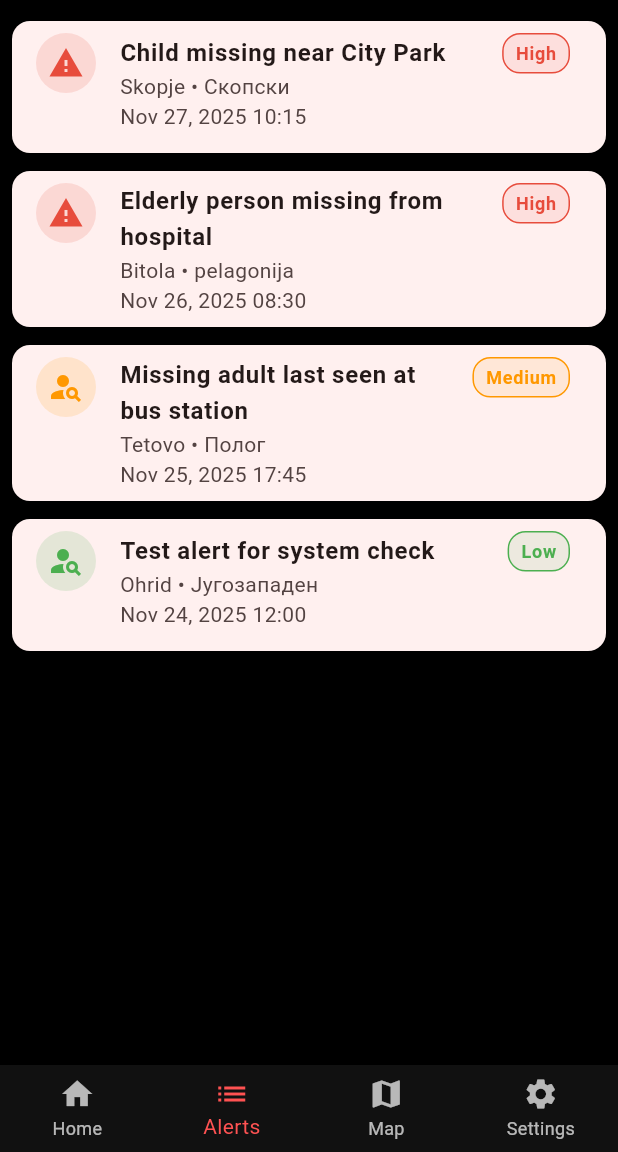
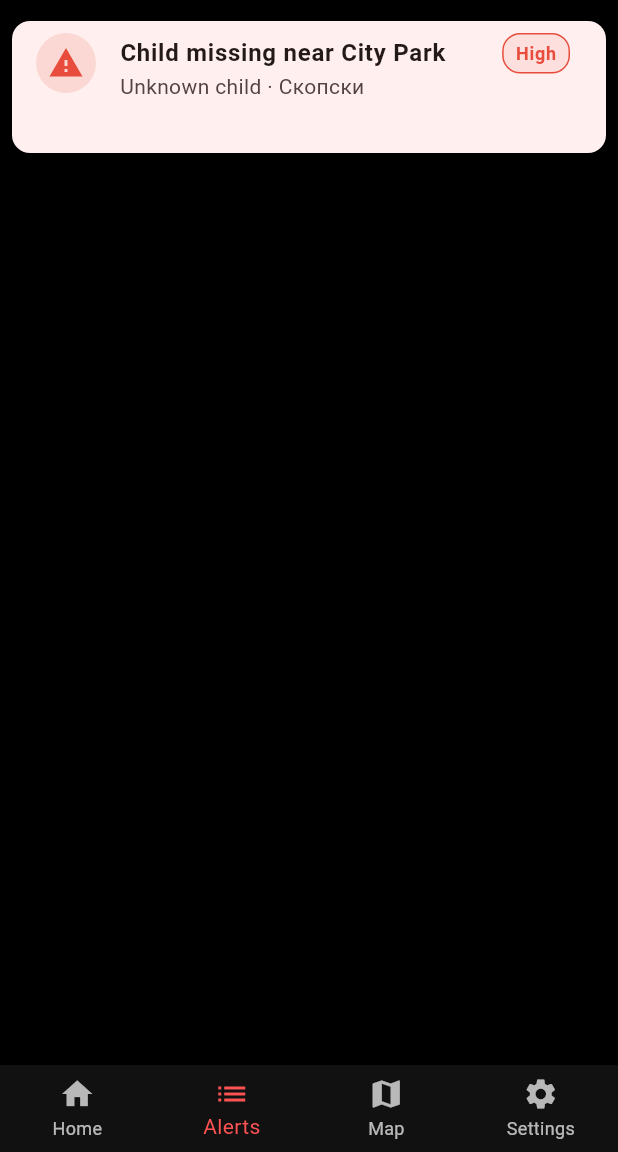
Before and after one commit to ZoveMe/Amber-Alert-App, a Flutter app: the screen it shows after launch, item 2 of the bottom bar chosen, on a phone screen of 412 x 824 dp, the part 84-1236 px from its top. Run offline on Flutter 3.47's test engine with Material 3 defaults, Android fonts, the phone set to English and light mode, and no system bars; our stand-ins replace firebase_core, firebase_messaging, flutter_map, hive_flutter, latlong2, shared_preferences; accounts and stored records are empty; network calls fail.

Commit message:
Updated missing form and map

```diff
--- a/lib/models/alert.dart
+++ b/lib/models/alert.dart
@@ -1,7 +1,7 @@
 class Alert {
   final String alertId;
   final String region;
-  final String city;
+  final String name; // ✅ person name
   final double lat;
   final double lng;
   final String description;
@@ -12,7 +12,7 @@ class Alert {
   const Alert({
     required this.alertId,
     required this.region,
-    required this.city,
+    required this.name,
     required this.lat,
     required this.lng,
     required this.description,
@@ -24,7 +24,7 @@ class Alert {
     return Alert(
       alertId: json['alertId'] as String? ?? '',
       region: json['region'] as String? ?? '',
-      city: json['city'] as String? ?? '',
+      name: json['name'] as String? ?? '', // ✅
       lat: (json['lat'] as num).toDouble(),
       lng: (json['lng'] as num).toDouble(),
       description: json['description'] as String? ?? '',
@@ -37,7 +37,7 @@ class Alert {
     return {
       'alertId': alertId,
       'region': region,
-      'city': city,
+      'name': name, // ✅
       'lat': lat,
       'lng': lng,
       'description': description,
@@ -49,7 +49,7 @@ class Alert {
   Alert copyWith({
     String? alertId,
     String? region,
-    String? city,
+    String? name,
     double? lat,
     double? lng,
     String? description,
@@ -59,7 +59,7 @@ class Alert {
     return Alert(
       alertId: alertId ?? this.alertId,
       region: region ?? this.region,
-      city: city ?? this.city,
+      name: name ?? this.name,
       lat: lat ?? this.lat,
       lng: lng ?? this.lng,
       description: description ?? this.description,
--- a/lib/screens/add_missing_person.dart
+++ b/lib/screens/add_missing_person.dart
@@ -177,13 +177,14 @@ class _AddMissingPersonScreenState extends State<AddMissingPersonScreen> {
     final alert = Alert(
       alertId: DateTime.now().millisecondsSinceEpoch.toString(),
       region: selectedRegion,
-      city: nameController.text,
+      name: nameController.text, // ✅
       lat: center.dx,
       lng: center.dy,
       description: descriptionController.text,
       priority: selectedPriority.toLowerCase(),
       createdAt: DateTime.now(),
     );
+
 
     final routingKey =
         'alert.${selectedPriority.toLowerCase()}.${MkRegions.toRouting(selectedRegion)}';
--- a/lib/screens/alerts.dart
+++ b/lib/screens/alerts.dart
@@ -55,8 +55,9 @@ class AlertsScreen extends StatelessWidget {
               style: const TextStyle(fontWeight: FontWeight.bold),
             ),
             subtitle: Text(
-              '${alert.city} • ${MkRegions.toDisplay(alert.region)}\n$time',
+              '${alert.name} · ${MkRegions.toDisplay(alert.region ?? '')}',
             ),
+
             isThreeLine: true,
             trailing: Container(
               padding: const EdgeInsets.symmetric(horizontal: 8, vertical: 4),
--- a/lib/screens/map.dart
+++ b/lib/screens/map.dart
@@ -195,7 +195,7 @@ class _MapScreenState extends State<MapScreen> {
             ...regionAlerts.map((a) => Padding(
               padding: const EdgeInsets.symmetric(vertical: 8),
               child: Text(
-                "${a.city} — ${a.description}",
+                "${a.name} — ${a.description}",
                 style: const TextStyle(color: Colors.white70),
               ),
             )),
@@ -220,7 +220,7 @@ class _MapScreenState extends State<MapScreen> {
           crossAxisAlignment: CrossAxisAlignment.start,
           children: [
             Text(
-              "${alert.city}, ${MkRegions.toDisplay(alert.region ?? '')}",
+              "${alert.name}, ${MkRegions.toDisplay(alert.region ?? '')}",
               style: const TextStyle(
                   fontSize: 18, fontWeight: FontWeight.bold, color: Colors.white),
             ),
--- a/lib/services/api_service.dart
+++ b/lib/services/api_service.dart
@@ -42,42 +42,13 @@ class ApiService {
       Alert(
         alertId: "ALR-2025-001",
         region: "skopje",
-        city: "Skopje",
+        name: "Unknown child",
         lat: 41.9965,
         lng: 21.4314,
         description: "Child missing near City Park",
         priority: "high",
         createdAt: DateTime.parse("2025-11-27T10:15:00Z"),
-      ),
-      Alert(
-        alertId: "ALR-2025-002",
-        region: "pelagonija",
-        city: "Bitola",
-        lat: 41.0328,
-        lng: 21.3403,
-        description: "Elderly person missing from hospital",
-        priority: "high",
-        createdAt: DateTime.parse("2025-11-26T08:30:00Z"),
-      ),
-      Alert(
-        alertId: "ALR-2025-003",
-        region: "polog",
-        city: "Tetovo",
-        lat: 42.0086,
-        lng: 20.9716,
-        description: "Missing adult last seen at bus station",
-        priority: "medium",
-        createdAt: DateTime.parse("2025-11-25T17:45:00Z"),
-      ),
-      Alert(
-        alertId: "ALR-2025-004",
-        region: "southwest",
-        city: "Ohrid",
-        lat: 41.1172,
-        lng: 20.8016,
-        description: "Test alert for system check",
-        priority: "low",
-        createdAt: DateTime.parse("2025-11-24T12:00:00Z"),
+
       ),
     ];
   }
```
